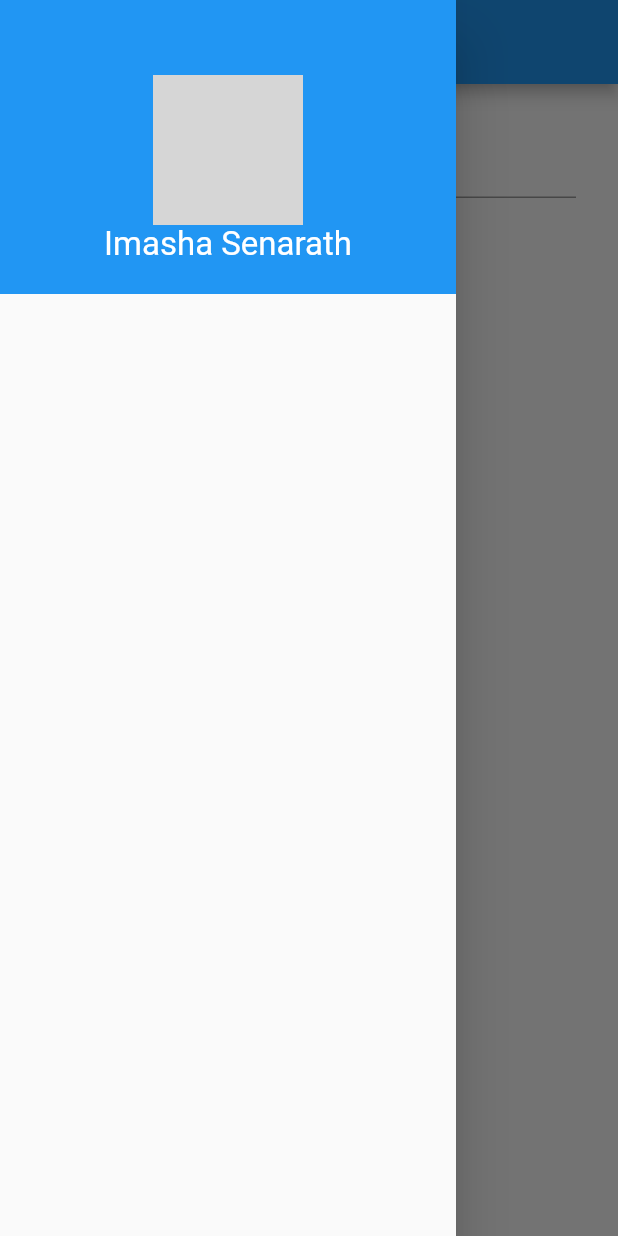
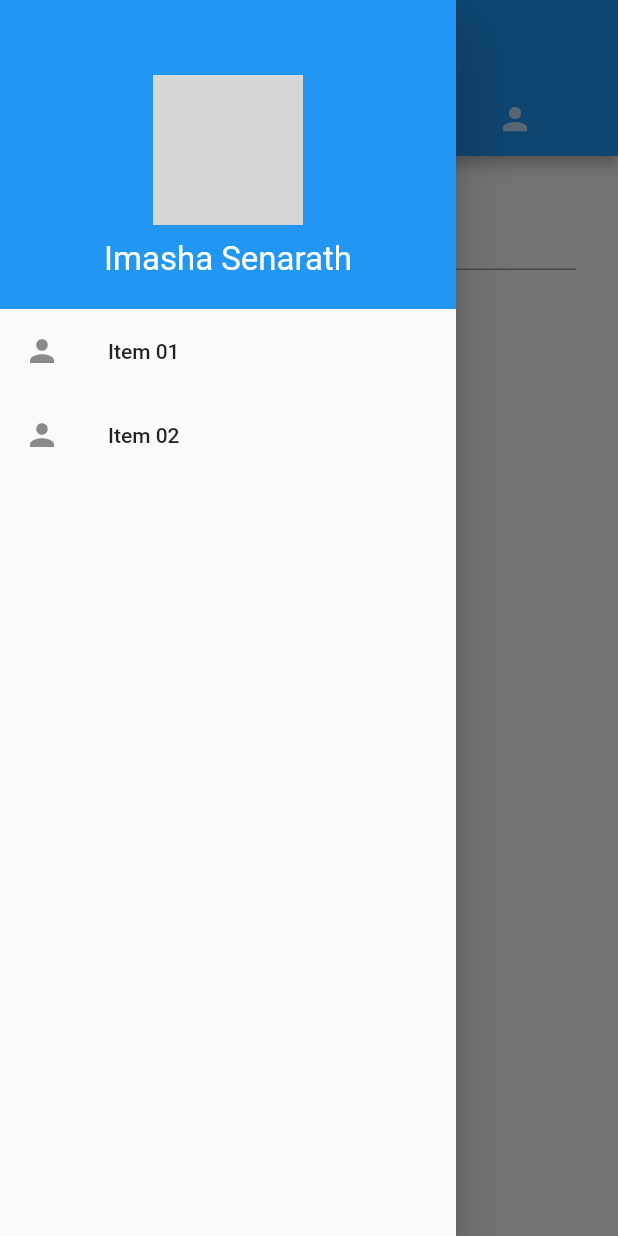
Before and after one commit to imasha-senarath/Epic-Assignment-02, a Flutter app: the screen it shows after launch, with the side drawer open, on a phone screen of 412 x 824 dp. Run offline on Flutter 3.47's test engine with Material 2 defaults, Android fonts, the phone set to English and light mode, and no system bars; network calls fail; grey boxes are pictures that could not be loaded.

Commit message:
added tabbar

```diff
--- a/lib/main.dart
+++ b/lib/main.dart
@@ -1,4 +1,5 @@
 import 'package:flutter/material.dart';
+import 'package:flutter_assignment/screens/navigation_drawer.dart';
 import 'dart:async';
 import 'package:http/http.dart' as http;
 import 'dart:convert';
@@ -63,48 +64,23 @@ class _MyHomePageState extends State<MyHomePage> {
 
   @override
   Widget build(BuildContext context) {
-    return Scaffold(
+    return DefaultTabController(
+      length: 3,
+      child: Scaffold(
           appBar: AppBar(
+            bottom: TabBar(
+              tabs: [
+                Tab(icon: Icon(Icons.home)),
+                Tab(icon: Icon(Icons.notifications)),
+                Tab(icon: Icon(Icons.person)),
+              ],
+            ),
             title: Text(widget.title),
           ),
-      drawer: Drawer(
-        child: Column(
+          drawer: NavigationDrawer(),
+          body: TabBarView(
             children: [
               Container(
-              width: double.infinity,
-              padding: EdgeInsets.all(20),
-              color: Theme.of(context).primaryColor,
-              child: Center(
-                child: Column(
-                  children: [
-                    Container(
-                      width: 100,
-                      margin: EdgeInsets.only(top: 30),
-                      height: 100,
-                      decoration: BoxDecoration(
-                        shape: BoxShape.circle,
-                        image: DecorationImage(
-                            image: NetworkImage(
-                              'https://avatars.githubusercontent.com/u/67167843?s=400&u=30fdbce294cab1615d1f10ad7ea1e00aca50c50b&v=4',
-                            ),
-                            fit: BoxFit.fill),
-                      ),
-                    ),
-                    Text(
-                      'Imasha Senarath',
-                      style: TextStyle(
-                        fontSize: 22,
-                        color: Colors.white,
-                      ),
-                    )
-                  ],
-                ),
-              ),
-            )
-          ],
-        ),
-      ),
-      body: Container(
                 width: MediaQuery.of(context).size.width,
                 child: Center(
                   child: ListView.builder(
@@ -114,6 +90,11 @@ class _MyHomePageState extends State<MyHomePage> {
                     },
                     itemCount: _locationForDisplay.length + 1,
                   ),
+                ),
+              ),
+              Text("Notification"),
+              Text("Profile")
+            ],
           )),
     );
   }
--- /dev/null
+++ b/lib/screens/navigation_drawer.dart
@@ -0,0 +1,55 @@
+import 'package:flutter/material.dart';
+
+class NavigationDrawer extends StatelessWidget {
+  @override
+  Widget build(BuildContext context) {
+    return Drawer(
+      child: Column(
+        children: [
+          Container(
+            width: double.infinity,
+            padding: EdgeInsets.all(20),
+            color: Theme.of(context).primaryColor,
+            child: Center(
+              child: Column(
+                children: [
+                  Container(
+                    width: 100,
+                    margin: EdgeInsets.only(
+                      top: 30,
+                      bottom: 10,
+                    ),
+                    height: 100,
+                    decoration: BoxDecoration(
+                      shape: BoxShape.circle,
+                      image: DecorationImage(
+                          image: NetworkImage(
+                            'https://avatars.githubusercontent.com/u/67167843?s=400&u=30fdbce294cab1615d1f10ad7ea1e00aca50c50b&v=4',
+                          ),
+                          fit: BoxFit.fill),
+                    ),
+                  ),
+                  Text(
+                    'Imasha Senarath',
+                    style: TextStyle(
+                      fontSize: 22,
+                      color: Colors.white,
+                    ),
+                  )
+                ],
+              ),
+            ),
+          ),
+          ListTile(
+            leading: Icon(Icons.person),
+            title: Text("Item 01"),
+          ),
+          ListTile(
+            leading: Icon(Icons.person),
+            title: Text("Item 02"),
+          )
+        ],
+      ),
+    );
+  }
+}
```
Lines whose indentation alone changed are shown as unchanged.
